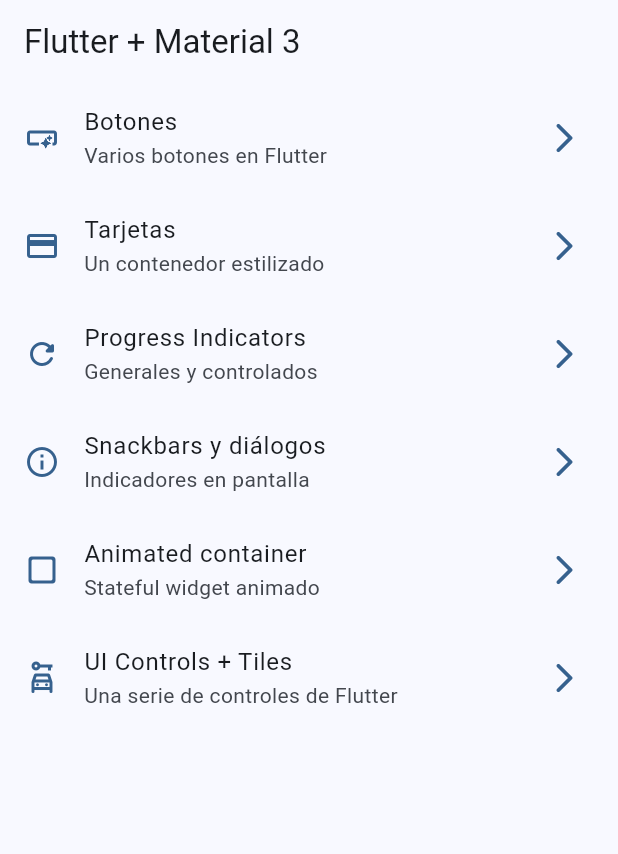
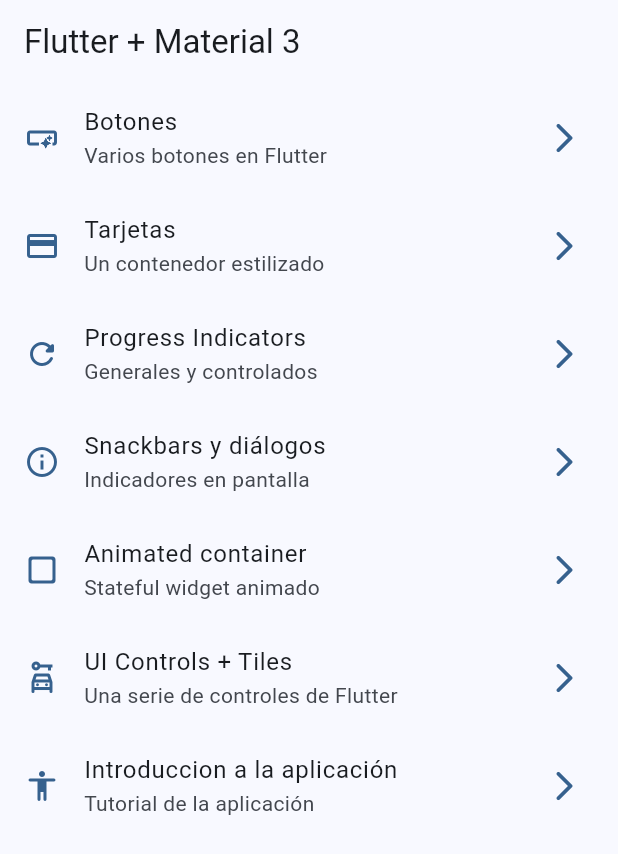
Before and after one commit to KeniaAinek/flutter, a Flutter app: the screen it shows after launch, on a phone screen of 412 x 824 dp. Shown: the top 854 px of the screen. Run offline on Flutter 3.47's test engine with Material 3 defaults, Android fonts, the light colour scheme and no system bars; our stand-ins replace animate_do, dio, go_router, video_player.

Commit message:
tutorial link creado

```diff
--- a/widgets_app/lib/config/menu/menu_items.dart
+++ b/widgets_app/lib/config/menu/menu_items.dart
@@ -57,4 +57,11 @@
       link: '/ui-controls',
       icon: Icons.car_rental_outlined
     ),
+
+    MenuItem(
+      title: 'Introduccion a la aplicación',
+      subTitle: 'Tutorial de la aplicación',
+      link: '/tutorial',
+      icon: Icons.accessibility_rounded
+    ),
   ];
--- a/widgets_app/lib/config/router/app_router.dart
+++ b/widgets_app/lib/config/router/app_router.dart
@@ -45,6 +45,11 @@
       builder: (context, state) => const UiControlsScreen(),
       ),
 
+    GoRoute(
+      path: '/tutorial',
+      name: AppTutorialScreen.name,
+      builder: (context, state) => const AppTutorialScreen(),
+      ),
 
   ],
 );
```
